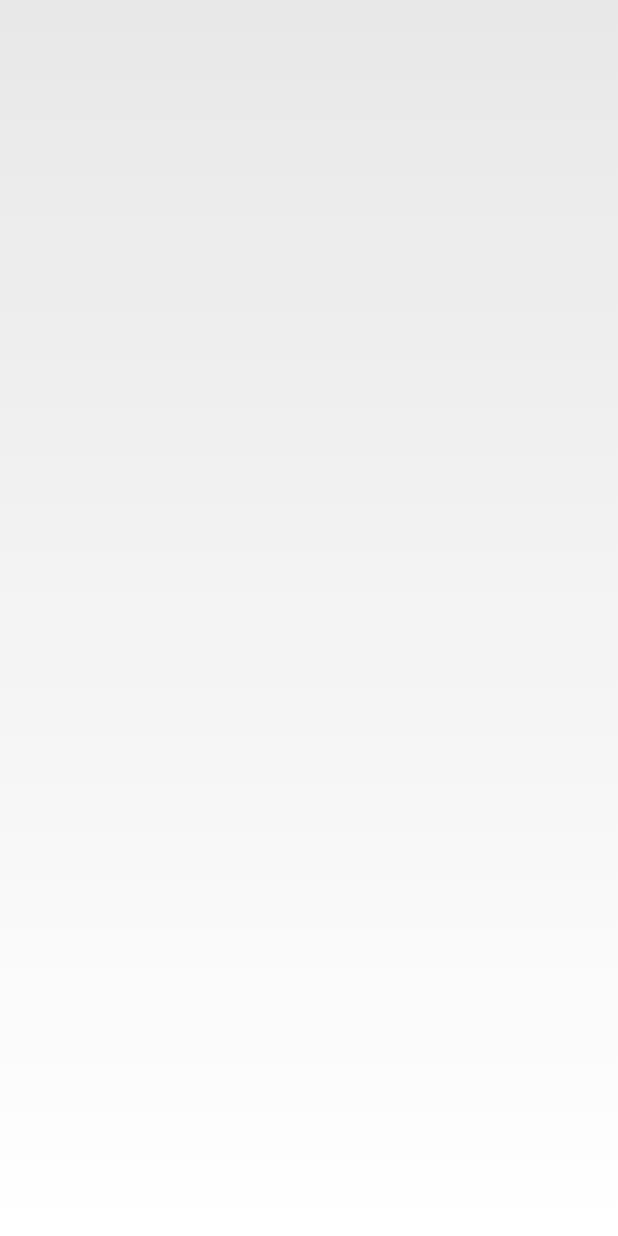
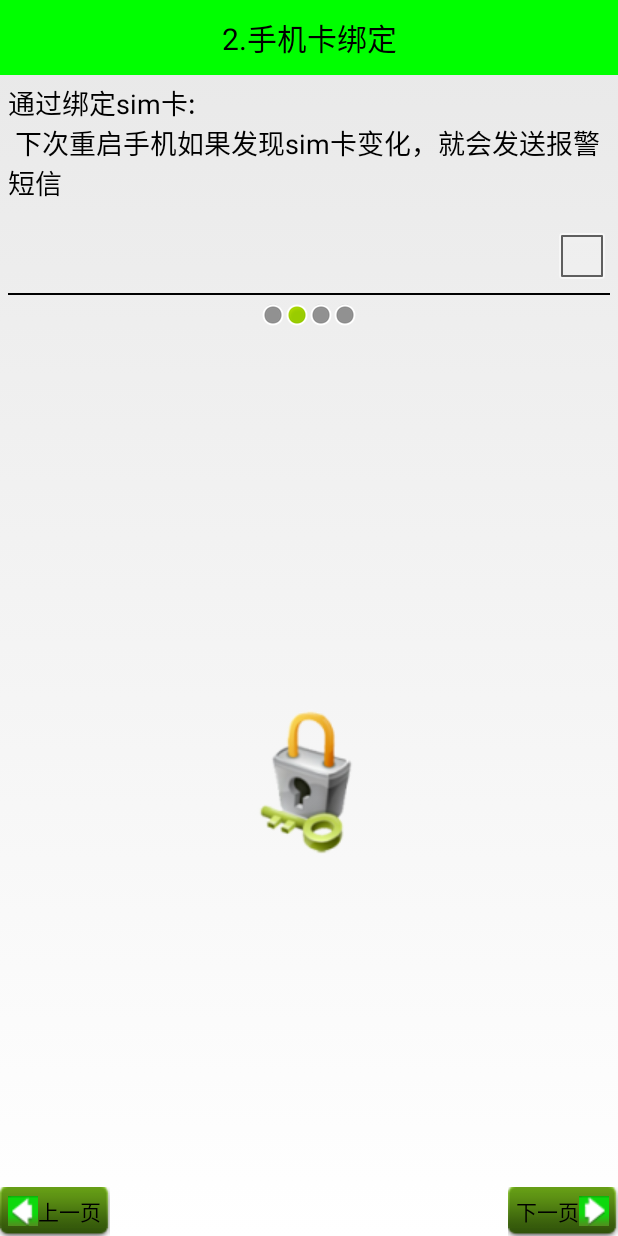
Before and after one commit to ryanzicky/Phone360Save, an Android app: the SetUp2Activity screen opened directly, with no data from a screen before it, on a phone screen of 412 x 824 dp. Run offline under Robolectric (Android 15) with nearby library versions, the phone set to English and light mode, and no system bars.

Commit message:
更新代码

```diff
--- a/app/src/main/AndroidManifest.xml
+++ b/app/src/main/AndroidManifest.xml
@@ -14,6 +14,8 @@
     <uses-permission android:name="android.permission.INTERNET"></uses-permission>
     <uses-permission android:name="android.permission.WRITE_EXTERNAL_STORAGE"></uses-permission>
     <uses-permission android:name="android.permission.SET_DEBUG_APP"></uses-permission>
+    <uses-permission android:name="android.permission.READ_PHONE_STATE"></uses-permission>
+    <uses-permission android:name="android.permission.READ_CONTACTS"></uses-permission>
 
     <application
         android:allowBackup="true"
@@ -35,6 +37,9 @@
         <activity android:name=".activity.SetUpOverActivity"></activity>
         <activity android:name=".activity.SetUp1Activity"></activity>
         <activity android:name=".activity.SetUp2Activity"></activity>
+        <activity android:name=".activity.SetUp3Activity"></activity>
+        <activity android:name=".activity.SetUp4Activity"></activity>
+        <activity android:name=".activity.ContactListActivity"></activity>
     </application>
 
 </manifest>
--- a/app/src/main/java/com/example/ryanzicky/phone360save/activity/SetUp1Activity.java
+++ b/app/src/main/java/com/example/ryanzicky/phone360save/activity/SetUp1Activity.java
@@ -20,5 +20,7 @@ public class SetUp1Activity extends Activity{
     public void nextPage(View v){
         Intent intent = new Intent(getApplicationContext(), SetUp2Activity.class);
         startActivity(intent);
+
+        finish();
     }
 }
--- a/app/src/main/java/com/example/ryanzicky/phone360save/activity/SetUp2Activity.java
+++ b/app/src/main/java/com/example/ryanzicky/phone360save/activity/SetUp2Activity.java
@@ -1,14 +1,85 @@
 package com.example.ryanzicky.phone360save.activity;
 
 import android.app.Activity;
+import android.content.Context;
+import android.content.Intent;
 import android.os.Bundle;
+import android.telephony.TelephonyManager;
+import android.text.TextUtils;
+import android.view.View;
+
+import com.example.ryanzicky.phone360save.R;
+import com.example.ryanzicky.phone360save.utils.ConstantValue;
+import com.example.ryanzicky.phone360save.utils.SpUtil;
+import com.example.ryanzicky.phone360save.utils.ToastUtil;
+import com.example.ryanzicky.phone360save.view.SettingItemView;
 
 /**
  * Created by ryanzicky on 2016/8/3.
  */
 public class SetUp2Activity extends Activity{
+    private SettingItemView siv_sim_bound;
     @Override
     protected void onCreate(Bundle savedInstanceState) {
         super.onCreate(savedInstanceState);
+        setContentView(R.layout.activity_setup2);
+
+        initUI();
+    }
+
+    private void initUI() {
+        siv_sim_bound = (SettingItemView) findViewById(R.id.siv_sim_bound);
+        //1,回显(读取已有的绑定状态,用作显示,sp中是否存储了sim卡的序列号)
+        String sim_number = SpUtil.getString(this, ConstantValue.SIM_NUMBER, "");
+        //2,判断是否序列卡号为""
+        if(TextUtils.isEmpty(sim_number)){
+            siv_sim_bound.setCheck(false);
+        }else{
+            siv_sim_bound.setCheck(true);
+        }
+
+        siv_sim_bound.setOnClickListener(new View.OnClickListener() {
+            @Override
+            public void onClick(View v) {
+                //3,获取原有的状态
+                boolean isCheck = siv_sim_bound.isCheck();
+                //4,将原有状态取反
+                //5,状态设置给当前条目
+                siv_sim_bound.setCheck(!isCheck);
+                if(!isCheck){
+                    //6,存储(序列卡号)
+                    //6.1获取sim卡序列号TelephoneManager
+                    TelephonyManager manager = (TelephonyManager)
+                            getSystemService(Context.TELEPHONY_SERVICE);
+                    //6.2获取sim卡的序列卡号
+                    String simSerialNumber = manager.getSimSerialNumber();
+                    //6.3存储
+                    SpUtil.putString(getApplicationContext(), ConstantValue.SIM_NUMBER, simSerialNumber);
+                }else{
+                    //7,将存储序列卡号的节点,从sp中删除掉
+                    SpUtil.remove(getApplicationContext(), ConstantValue.SIM_NUMBER);
+                }
+            }
+        });
+    }
+
+
+    public void nextPage(View v){
+        String serialNumber = SpUtil.getString(this, ConstantValue.SIM_NUMBER, "");
+        if(!TextUtils.isEmpty(serialNumber)){
+            Intent intent = new Intent(getApplicationContext(), SetUp3Activity.class);
+            startActivity(intent);
+
+            finish();
+        }else{
+            ToastUtil.show(this,"请绑定sim卡");
+        }
+    }
+
+    public void prePage(View v){
+        Intent intent = new Intent(getApplicationContext(), SetUp1Activity.class);
+        startActivity(intent);
+
+        finish();
     }
 }
--- a/app/src/main/java/com/example/ryanzicky/phone360save/activity/SettingActivity.java
+++ b/app/src/main/java/com/example/ryanzicky/phone360save/activity/SettingActivity.java
@@ -16,7 +16,7 @@ public class SettingActivity extends Activity{
     @Override
     protected void onCreate(Bundle savedInstanceState) {
         super.onCreate(savedInstanceState);
-        setContentView(R.layout.activity_settion);
+        setContentView(R.layout.activity_setting);
 
         initUpdate();
     }
--- /dev/null
+++ b/app/src/main/res/layout/activity_setup2.xml
@@ -0,0 +1,63 @@
+<?xml version="1.0" encoding="utf-8"?>
+<LinearLayout xmlns:android="http://schemas.android.com/apk/res/android"
+    android:orientation="vertical" android:layout_width="match_parent"
+    android:layout_height="match_parent">
+
+    <TextView
+        style="@style/TitleStyle"
+        android:text="2.手机卡绑定"/>
+    <TextView
+        android:layout_width="wrap_content"
+        android:layout_height="wrap_content"
+        android:text="通过绑定sim卡:\n 下次重启手机如果发现sim卡变化，就会发送报警短信"
+        android:textColor="#000"
+        android:textSize="18sp"
+        android:layout_margin="5dp"/>
+
+    <!-- 自定义组合控件 -->
+    <com.example.ryanzicky.phone360save.view.SettingItemView
+        xmlns:mobilesave="http://schemas.android.com/apk/res/com.example.ryanzicky.phone360save"
+        android:id="@+id/siv_sim_bound"
+        android:layout_width="match_parent"
+        android:layout_height="wrap_content"
+        mobilesave:destitle="点击绑定sim卡"
+        mobilesave:desoff="sim卡未绑定"
+        mobilesave:deson="sim卡已绑定">
+
+    </com.example.ryanzicky.phone360save.view.SettingItemView>
+    <LinearLayout
+        android:layout_width="match_parent"
+        android:layout_height="wrap_content"
+        android:gravity="center_horizontal">
+        <ImageView
+            android:layout_width="wrap_content"
+            android:layout_height="wrap_content"
+            android:background="@android:drawable/presence_invisible"/>
+        <ImageView
+            android:layout_width="wrap_content"
+            android:layout_height="wrap_content"
+            android:background="@android:drawable/presence_online"/>
+        <ImageView
+            android:layout_width="wrap_content"
+            android:layout_height="wrap_content"
+            android:background="@android:drawable/presence_invisible"/>
+        <ImageView
+            android:layout_width="wrap_content"
+            android:layout_height="wrap_content"
+            android:background="@android:drawable/presence_invisible"/>
+    </LinearLayout>
+    <RelativeLayout
+        android:layout_width="match_parent"
+        android:layout_height="match_parent">
+        <ImageView
+            android:background="@drawable/bind"
+            android:layout_centerInParent="true"
+            android:layout_width="wrap_content"
+            android:layout_height="wrap_content" />
+        <!-- 图片选择器，在选中和未选中的过程中，切换展示图片 -->
+        <Button
+            style="@style/preBtn" />
+        <Button
+            style="@style/nextBtn" />
+    </RelativeLayout>
+</LinearLayout>
--- a/app/src/main/res/values/styles.xml
+++ b/app/src/main/res/values/styles.xml
@@ -39,4 +39,15 @@
         <item name="android:layout_height">wrap_content</item>
     </style>
 
+    <style name="preBtn">
+        <item name="android:text">上一页</item>
+        <item name="android:onClick">prePage</item>
+        <item name="android:layout_alignParentLeft">true</item>
+        <item name="android:layout_alignParentBottom">true</item>
+        <item name="android:drawableLeft">@drawable/previous</item>
+        <item name="android:background">@drawable/selector_next_btn_bg</item>
+        <item name="android:layout_width">wrap_content</item>
+        <item name="android:layout_height">wrap_content</item>
+    </style>
+
 </resources>
```
Also changed, not shown: app/src/main/java/com/example/ryanzicky/phone360save/activity/ContactListActivity.java (added, +55 -0 lines), app/src/main/java/com/example/ryanzicky/phone360save/activity/SetUp3Activity.java (added, +58 -0 lines), app/src/main/java/com/example/ryanzicky/phone360save/activity/SetUp4Activity.java (added, +36 -0 lines), app/src/main/java/com/example/ryanzicky/phone360save/utils/ConstantValue.java (+15 -0 lines), app/src/main/java/com/example/ryanzicky/phone360save/utils/SpUtil.java (+12 -0 lines), app/src/main/res/layout/activity_contact_list.xml (added, +13 -0 lines), app/src/main/res/layout/activity_setup3.xml (added, +63 -0 lines), app/src/main/res/layout/activity_setup4.xml (added, +49 -0 lines), app/src/main/res/layout/activity_setting.xml (renamed from app/src/main/res/layout/activity_settion.xml).
